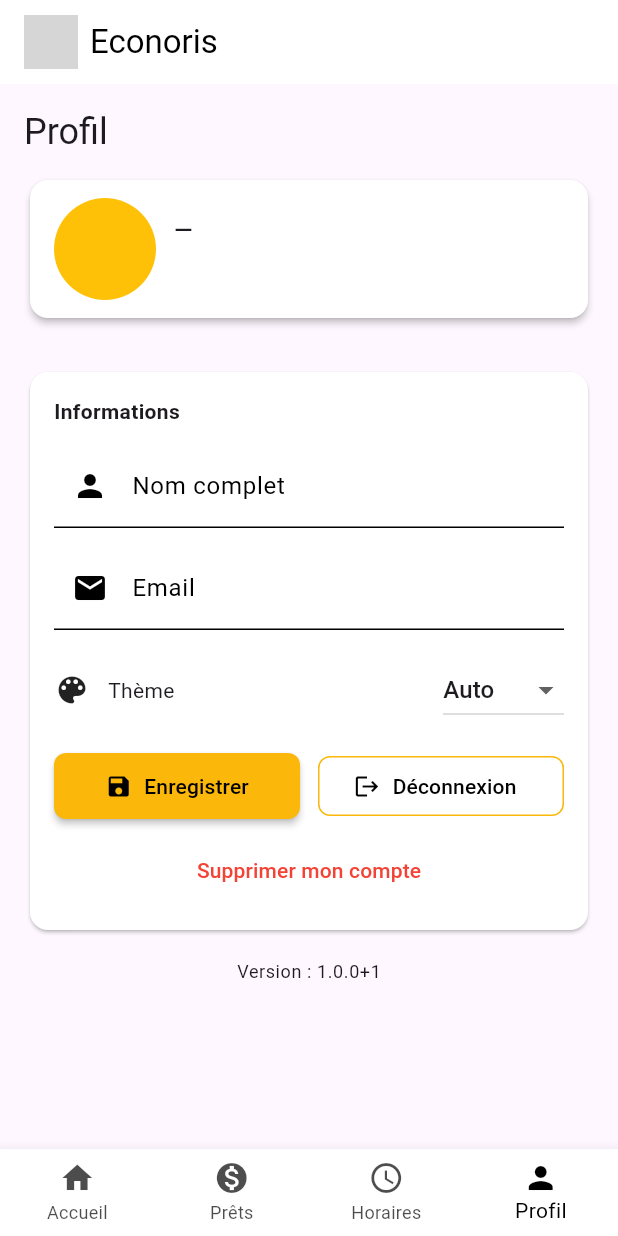
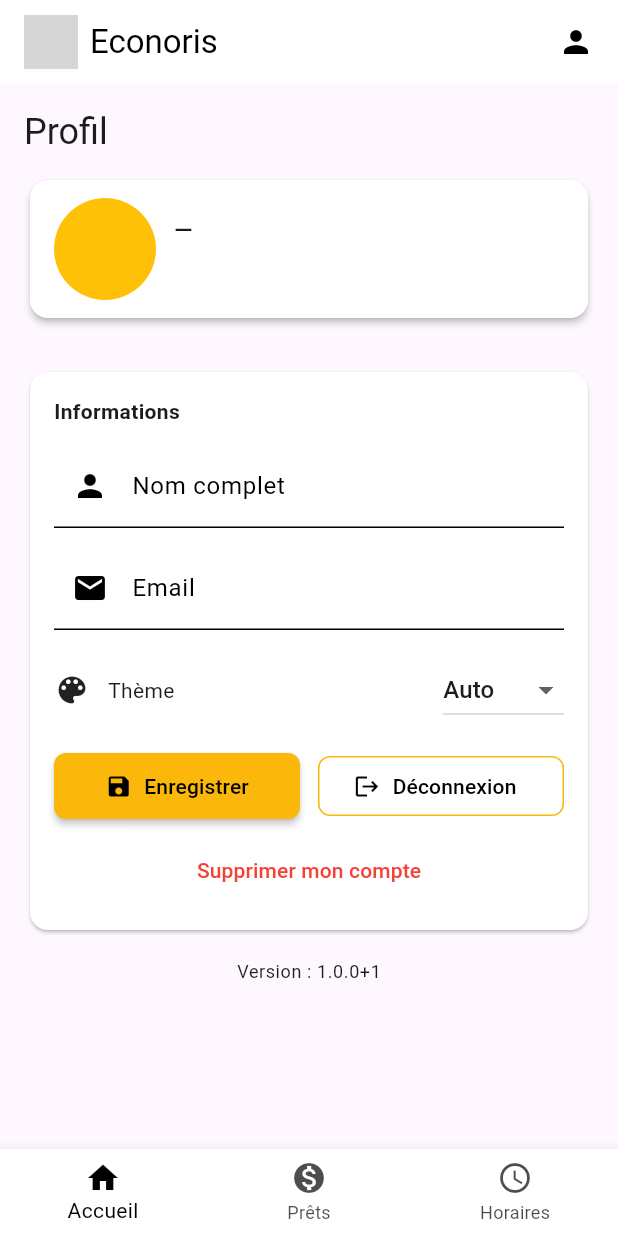
Before and after one commit to FloRobart/econoris_app, a Flutter app: the ProfilePage screen opened by its route, on a phone screen of 412 x 824 dp. Run offline on Flutter 3.47's test engine with Material 3 defaults, Android fonts, the phone set to English and light mode, and no system bars; our stand-ins replace fl_chart, flutter_dotenv, package_info_plus, shared_preferences, table_calendar; accounts and stored records are empty; grey boxes are pictures that could not be loaded.

Commit message:
Déplacement de l'accès au profil

```diff
--- a/lib/pages/profile_page.dart
+++ b/lib/pages/profile_page.dart
@@ -159,7 +159,8 @@ class _ProfilePageState extends State<ProfilePage> {
   @override
   Widget build(BuildContext context) {
     return AppScaffold(
-      currentIndex: 3,
+      // Profile is not part of the bottom navigation anymore; keep default index (0)
+      currentIndex: 0,
       body: _loading
           ? const Center(child: CircularProgressIndicator())
           : SingleChildScrollView(
--- a/lib/widgets/app_scaffold.dart
+++ b/lib/widgets/app_scaffold.dart
@@ -1,4 +1,8 @@
 import 'package:flutter/material.dart';
+import 'dart:convert';
+import 'package:shared_preferences/shared_preferences.dart';
+
+import '../services/api_service.dart';
 
 import '../config.dart';
 import '../navigation/app_routes.dart';
@@ -33,7 +37,6 @@ class AppScaffold extends StatelessWidget {
     if (i == 0) Navigator.of(context).pushNamedAndRemoveUntil(AppRoutes.home, (r) => r.isFirst);
     if (i == 1) Navigator.of(context).pushNamedAndRemoveUntil(AppRoutes.placeholder, (r) => r.isFirst, arguments: {'title': 'Prêts'});
     if (i == 2) Navigator.of(context).pushNamedAndRemoveUntil(AppRoutes.placeholder, (r) => r.isFirst, arguments: {'title': 'Horaires'});
-    if (i == 3) Navigator.of(context).pushNamed(AppRoutes.profile);
   }
 
   @override
@@ -51,21 +54,84 @@ class AppScaffold extends StatelessWidget {
         // Ensure AppBar icons and title use the foreground color for contrast
         iconTheme: IconThemeData(color: foreground),
         titleTextStyle: titleStyle,
-        title: Row(children: [Image.asset('logo/econoris_logo-512.png', width: 36), const SizedBox(width: 8), Text(Config.appName)]),
+        title: InkWell(
+          onTap: () {
+            // Navigate to root (/) when tapping the logo+app name
+            Navigator.of(context).pushNamedAndRemoveUntil(AppRoutes.root, (r) => r.isFirst);
+          },
+          child: Row(children: [Image.asset('logo/econoris_logo-512.png', width: 36), const SizedBox(width: 8), Text(Config.appName)]),
+        ),
+        // Show the current user's name/email and a profile icon on the right side
+        actions: [
+          // Use FutureBuilder to call the API and obtain the user's name/pseudo.
+            Padding(
+              padding: const EdgeInsets.only(right: 8.0),
+              child: Builder(builder: (ctx) {
+                // Small text style for name to avoid truncation in the AppBar
+                final TextStyle? nameStyle = Theme.of(ctx).textTheme.titleMedium?.copyWith(color: foreground, fontSize: 14);
+
+                final Future<String?> displayFuture = (() async {
+                  try {
+                    final sp = await SharedPreferences.getInstance();
+                    final jwt = sp.getString('jwt');
+                    if (jwt != null && jwt.isNotEmpty) {
+                      final resp = await ApiService.getProfile(jwt);
+                      if (resp.statusCode >= 200 && resp.statusCode < 300) {
+                        final j = jsonDecode(resp.body);
+                        final name = (j is Map) ? (j['pseudo'] ?? j['name']) : null;
+                        if (name != null && name is String && name.isNotEmpty) return name;
+                      }
+                    }
+                    // fallback to saved email local-part
+                    final sp2 = await SharedPreferences.getInstance();
+                    final email = sp2.getString('email') ?? '';
+                    if (email.isNotEmpty) return email.split('@').first;
+                  } catch (e) {
+                    // ignore errors, fallback will be used
+                  }
+                  return null;
+                })();
+
+                void openProfile() {
+                  if (onProfilePressed != null) {
+                    onProfilePressed!(ctx);
+                    return;
+                  }
+                  Navigator.of(ctx).pushNamed(AppRoutes.profile);
+                }
+
+                return FutureBuilder<String?>(
+                  future: displayFuture,
+                  builder: (c, snap) {
+                    final display = snap.hasData && snap.data != null ? snap.data!.trim() : '';
+                    final List<Widget> children = [];
+                    if (display.isNotEmpty) {
+                      children.add(Padding(
+                        padding: const EdgeInsets.only(right: 8.0),
+                        child: Center(child: Text(display, style: nameStyle, overflow: TextOverflow.ellipsis)),
+                      ));
+                    }
+                    children.add(Icon(Icons.person, color: foreground));
+
+                    return InkWell(
+                      onTap: openProfile,
+                      borderRadius: BorderRadius.circular(24),
+                      child: Padding(
+                        padding: const EdgeInsets.symmetric(horizontal: 8.0, vertical: 6.0),
+                        child: Row(mainAxisSize: MainAxisSize.min, children: children),
+                      ),
+                    );
+                  },
+                );
+              }),
+            )
+        ],
       ),
       body: body,
   floatingActionButton: floatingActionButton,
       bottomNavigationBar: BottomNavigationBar(
         currentIndex: currentIndex,
         onTap: (i) {
-          if (i == 3) {
-            if (onProfilePressed != null) {
-              onProfilePressed!(context);
-              return;
-            }
-            _defaultBottomTap(context, i);
-            return;
-          }
           if (onBottomNavTap != null) {
             onBottomNavTap!(context, i);
             return;
@@ -82,7 +148,6 @@ class AppScaffold extends StatelessWidget {
           BottomNavigationBarItem(icon: Icon(Icons.home), label: 'Accueil'),
           BottomNavigationBarItem(icon: Icon(Icons.monetization_on), label: 'Prêts'),
           BottomNavigationBarItem(icon: Icon(Icons.access_time), label: 'Horaires'),
-          BottomNavigationBarItem(icon: Icon(Icons.person), label: 'Profil'),
         ],
       ),
     );
--- a/lib/widgets/operations_chart.dart
+++ b/lib/widgets/operations_chart.dart
@@ -154,7 +154,7 @@ class OperationsChart extends StatelessWidget {
       panEnabled: false, // disable pan to prevent moving the chart
       boundaryMargin: const EdgeInsets.symmetric(horizontal: 20, vertical: 20),
       child: Padding(
-        padding: const EdgeInsets.only(top: 64, bottom: 4, left: 4, right: 32),
+        padding: const EdgeInsets.only(top: 8, bottom: 4, left: 4, right: 32),
         child: SizedBox(
           // ensure chart keeps its intrinsic height
           height: 220,
```
